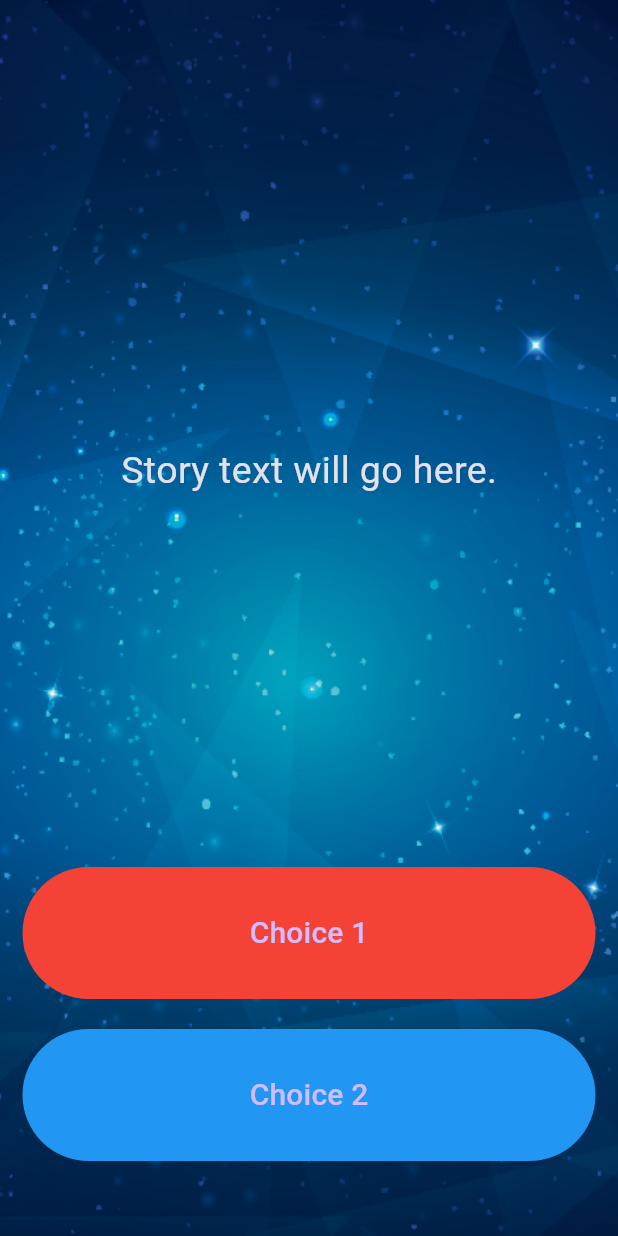
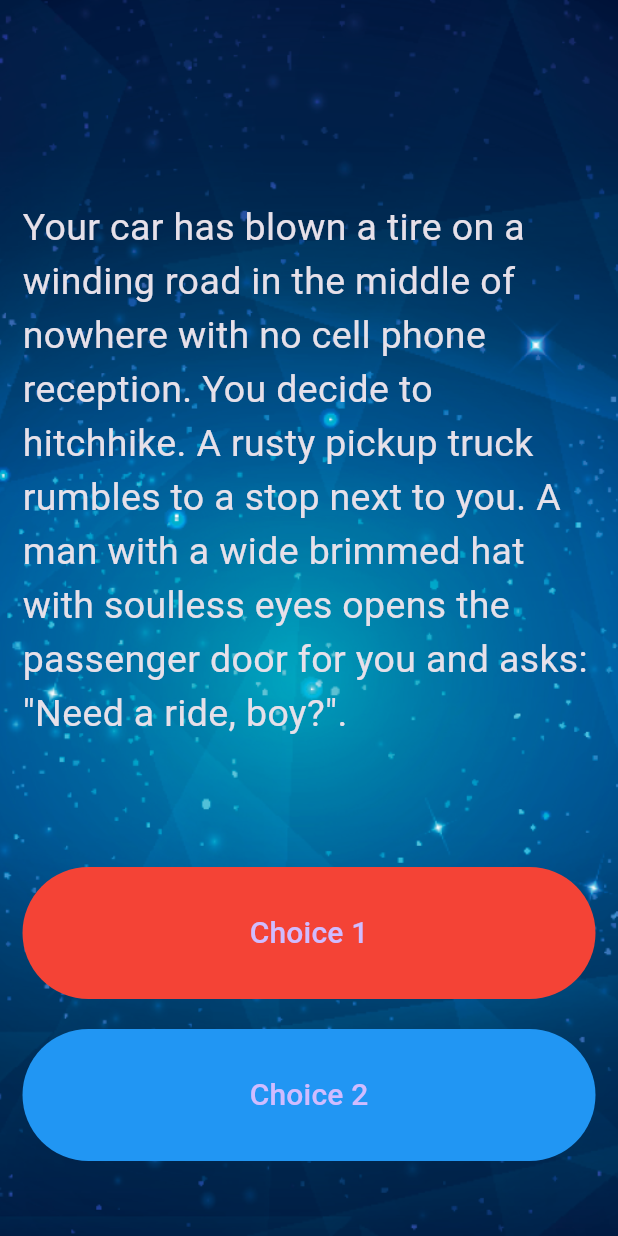
Before and after one commit to rahulmathur87/Destini, a Flutter app: the screen it shows after launch, on a phone screen of 412 x 824 dp. Run offline on Flutter 3.47's test engine with Material 3 defaults, Android fonts, the phone set to English and light mode, and no system bars.

Commit message:
completed till TODO10

```diff
--- a/lib/main.dart
+++ b/lib/main.dart
@@ -1,3 +1,4 @@
+import 'package:destini/story_brain.dart';
 import 'package:flutter/material.dart';
 
 //TODO: Step 15 - Run the app and see if you can see the screen update with the first story. Delete this TODO if it looks as you expected.
@@ -19,7 +20,7 @@ class Destini extends StatelessWidget {
   }
 }
 
-//TODO: Step 9 - Create a new storyBrain object from the StoryBrain class.
+StoryBrain storyBrain = StoryBrain();
 
 class StoryPage extends StatefulWidget {
   const StoryPage({super.key});
@@ -49,8 +50,7 @@ class _StoryPageState extends State<StoryPage> {
                 flex: 12,
                 child: Center(
                   child: Text(
-                    //TODO: Step 10 - use the storyBrain to get the first story title and display it in this Text Widget.
-                    'Story text will go here.',
+                    storyBrain.getStory(),
                     style: TextStyle(fontSize: 25.0),
                   ),
                 ),
--- a/lib/story_brain.dart
+++ b/lib/story_brain.dart
@@ -38,11 +38,13 @@ class StoryBrain {
       choice2: '',
     ),
   ];
+
+  String getStory() {
+    return _storyData[0].storyTitle;
+  }
 }
 
 //TODO: Step 23 - Use the storyNumber property inside getStory(), getChoice1() and getChoice2() so that it gets the updated story and choices rather than always just the first (0th) one.
-
-//TODO: Step 8 - Create a method called getStory() that returns the first storyTitle from _storyData.
 
 //TODO: Step 11 - Create a method called getChoice1() that returns the text for the first choice1 from _storyData.
 
```
